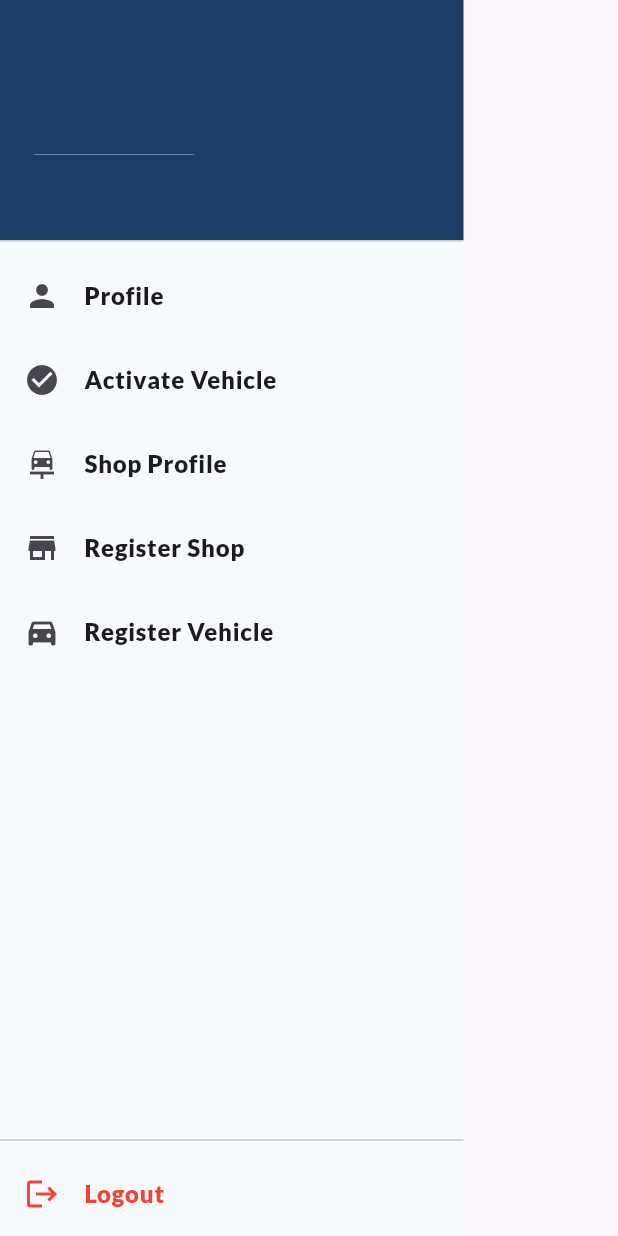
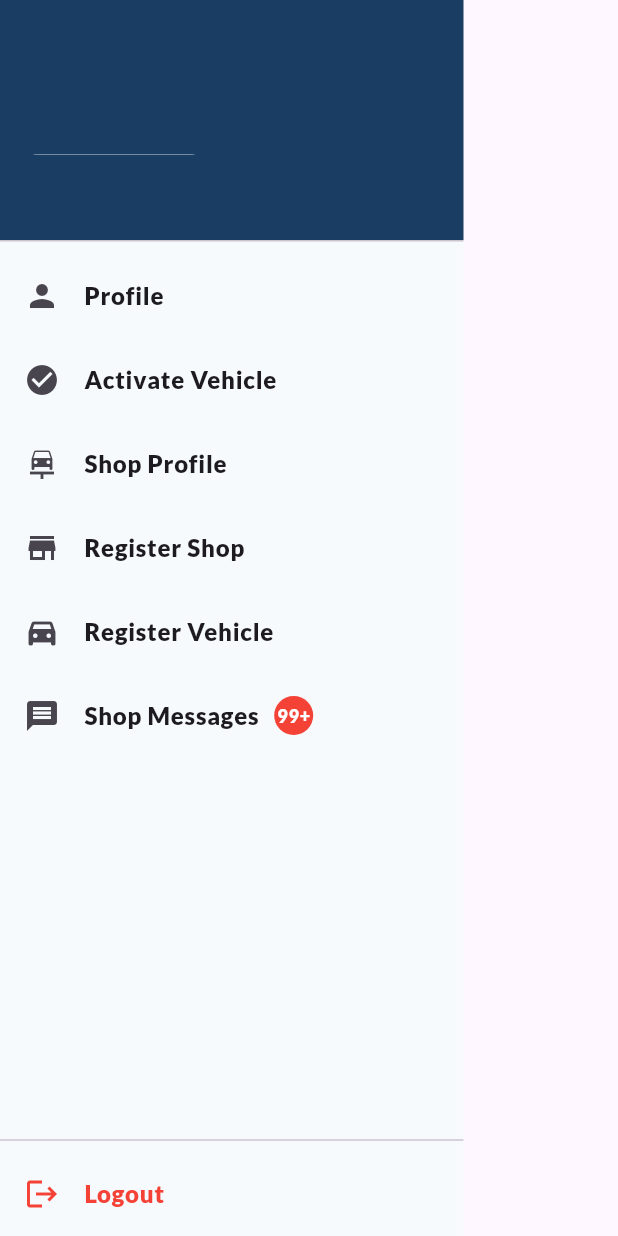
Before and after one commit to kurt-arpilleda/CARE, a Flutter app: the DashboardDrawer widget shown alone on an empty page, opened directly, on a phone screen of 412 x 824 dp. Run offline on Flutter 3.47's test engine with Material 3 defaults, Android fonts, the phone set to English and light mode, and no system bars; our stand-ins replace connectivity_plus, flutter_secure_storage, fluttertoast, geolocator, google_maps_flutter, google_sign_in and 7 more; accounts and stored records are empty; network calls fail.

Commit message:
Seek First the Kingdom of God

```diff
--- a/lib/dashboard.dart
+++ b/lib/dashboard.dart
@@ -366,7 +366,7 @@ class _DashboardScreenState extends State<DashboardScreen> {
                       ),
                       child: Center(
                         child: Text(
-                          _notificationCount.toString(),
+                          _notificationCount > 99 ? '99+' : _notificationCount.toString(),
                           style: const TextStyle(
                             color: Colors.white,
                             fontSize: 10,
--- a/lib/drawer/drawerNavigation.dart
+++ b/lib/drawer/drawerNavigation.dart
@@ -216,6 +216,34 @@ class _DashboardDrawerState extends State<DashboardDrawer> {
                               Navigator.push(context, MaterialPageRoute(builder: (context) => const VehicleOptionsScreen()));
                             },
                           ),
+                          ListTile(
+                            leading: const Icon(Icons.message),
+                            title: Row(
+                              children: [
+                                const Text("Shop Messages"),
+                                const SizedBox(width: 8),
+                                Container(
+                                  padding: const EdgeInsets.all(4),
+                                  decoration: const BoxDecoration(
+                                    color: Colors.red,
+                                    shape: BoxShape.circle,
+                                  ),
+                                  child: const Text(
+                                    "99+",
+                                    style: TextStyle(
+                                      color: Colors.white,
+                                      fontSize: 12,
+                                      fontWeight: FontWeight.bold,
+                                    ),
+                                  ),
+                                ),
+                              ],
+                            ),
+                            onTap: () {
+                              Navigator.pop(context);
+                              // Add navigation logic here later
+                            },
+                          ),
                         ],
                       ),
                     ),
```
